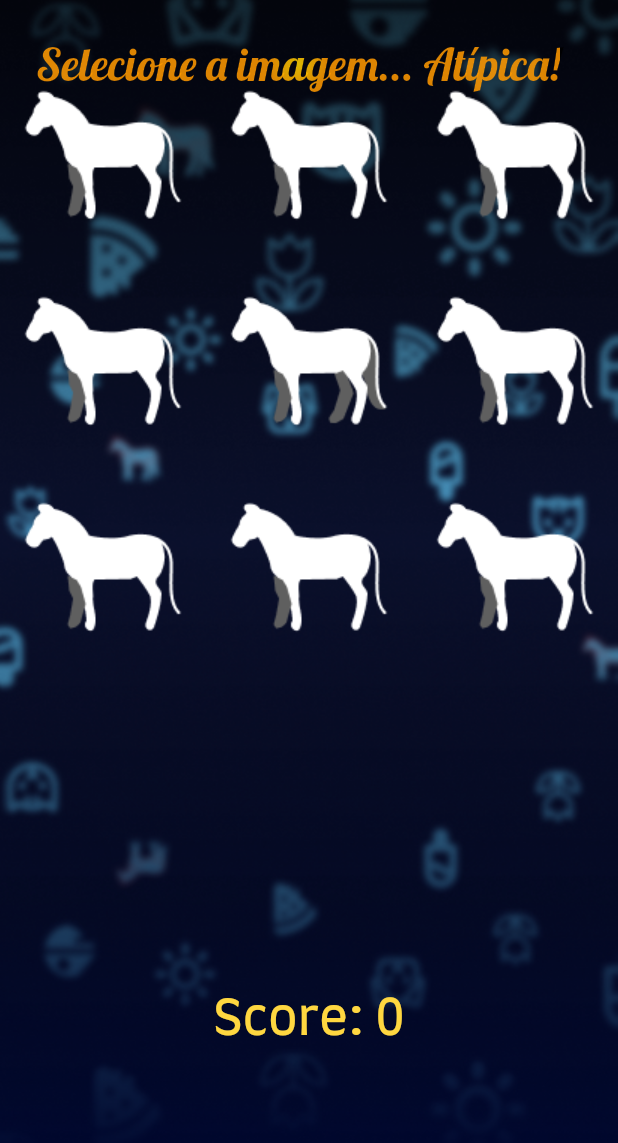
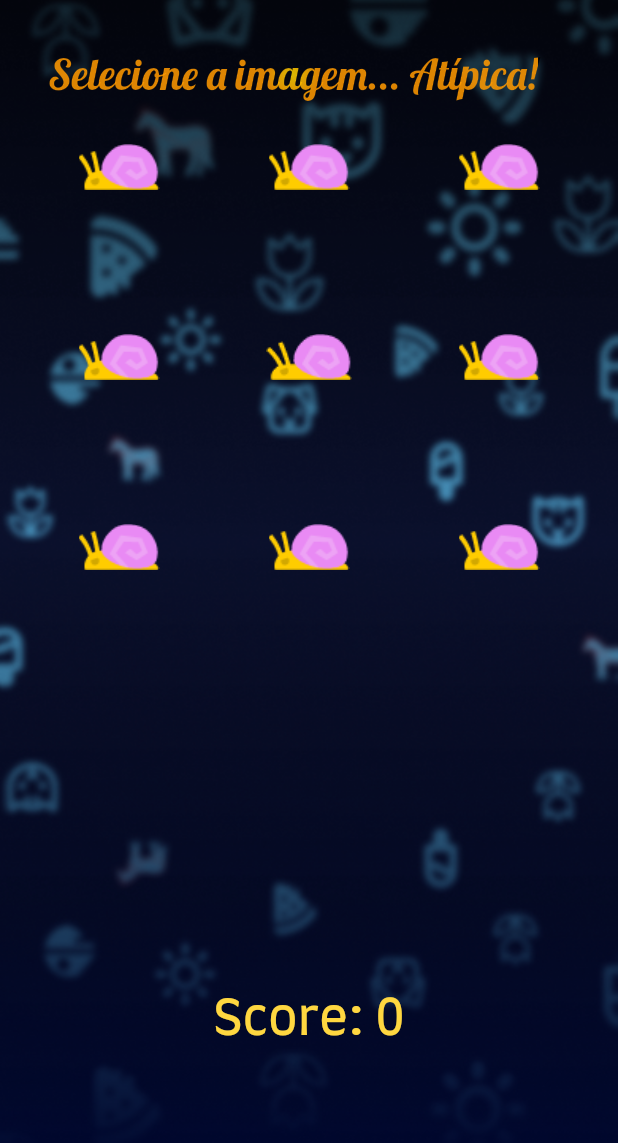
Before and after one commit to paivaricardo/atipico-game, a Flutter app: the TelaJogoScreen screen opened directly, on a phone screen of 412 x 824 dp. Shown: the top 1143 px of the screen. Run offline on Flutter 3.47's test engine with Material 2 defaults, Android fonts, the phone set to English and light mode, and no system bars.

Commit message:
Acrescentadas novas funcionalidades

```diff
--- a/lib/screens/tela_jogo_screen.dart
+++ b/lib/screens/tela_jogo_screen.dart
@@ -36,10 +36,10 @@ class _TelaJogoScreenState extends State<TelaJogoScreen> {
             ),
           ),
           Padding(
-            padding: const EdgeInsets.all(24.0),
+            padding: const EdgeInsets.all(32.0),
             child: GradientText(
               'Selecione a imagem... Atípica!',
-              style: TextStyle(fontFamily: 'Lobster', fontSize: 30.0),
+              style: TextStyle(fontFamily: 'Lobster', fontSize: 28.0),
               gradient: RadialGradient(colors: <Color>[
                 Color(0xfffed400),
                 Color(0xffff9900),
@@ -82,7 +82,9 @@ class _TelaJogoScreenState extends State<TelaJogoScreen> {
     Image imagemPadrao = imagensFornecidas["imagemPadrao"]!;
     Image imagemAlt = imagensFornecidas["imagemAlt"]!;
 
-    return GridView.builder(
+    return Padding(
+      padding: const EdgeInsets.all(16.0),
+      child: GridView.builder(
         itemCount: dimensoesMatriz[0] * dimensoesMatriz[1],
         gridDelegate: SliverGridDelegateWithFixedCrossAxisCount(
             crossAxisCount: dimensoesMatriz[1]),
@@ -101,9 +103,10 @@ class _TelaJogoScreenState extends State<TelaJogoScreen> {
                   localImagemAlt = GameSession.fornecerPosImgAlt();
 
                   ScaffoldMessenger.of(context).showSnackBar(const SnackBar(
+                    duration: Duration(milliseconds: 400),
                     content: GradientText(
                       'Acertou!',
-                    style: TextStyle(fontFamily: 'Lobster', fontSize: 36.0),
+                      style: TextStyle(fontFamily: 'Lobster', fontSize: 24.0),
                       gradient: RadialGradient(colors: <Color>[
                         Color(0xfffed400),
                         Color(0xffff9900),
@@ -132,6 +135,8 @@ class _TelaJogoScreenState extends State<TelaJogoScreen> {
                     localImagemAlt = GameSession.fornecerPosImgAlt();
 
                     ScaffoldMessenger.of(context).showSnackBar(SnackBar(
+                      duration: Duration(milliseconds: 400),
+                      // backgroundColor: Color(),
                       content: GradientText(
                         () {
                           if (GameSession.tentativasRestantes == 1) {
@@ -145,7 +150,7 @@ class _TelaJogoScreenState extends State<TelaJogoScreen> {
                           }
                         }(),
                         style: const TextStyle(
-                          fontFamily: 'Lobster', fontSize: 36.0),
+                            fontFamily: 'Lobster', fontSize: 24.0),
                         gradient: const RadialGradient(colors: <Color>[
                           Color(0xfffed400),
                           Color(0xffff9900),
@@ -161,6 +166,7 @@ class _TelaJogoScreenState extends State<TelaJogoScreen> {
             );
           }
         },
+      ),
     );
   }
 }
```
Also changed, not shown: lib/components/image_asset_library.dart (+20 -0 lines), pubspec.yaml (+13 -0 lines), assets/game_img/level_1/alien_false.png (added), assets/game_img/level_1/alien_true.png (added), assets/game_img/level_1/bee_false.png (added), assets/game_img/level_1/bee_true.png (added), assets/game_img/level_1/slug_false.png (added), assets/game_img/level_1/slug_true.png (added), assets/game_img/level_1/snail_false.png (added), assets/game_img/level_1/snail_true.png (added). Lines whose indentation alone changed are shown as unchanged.
